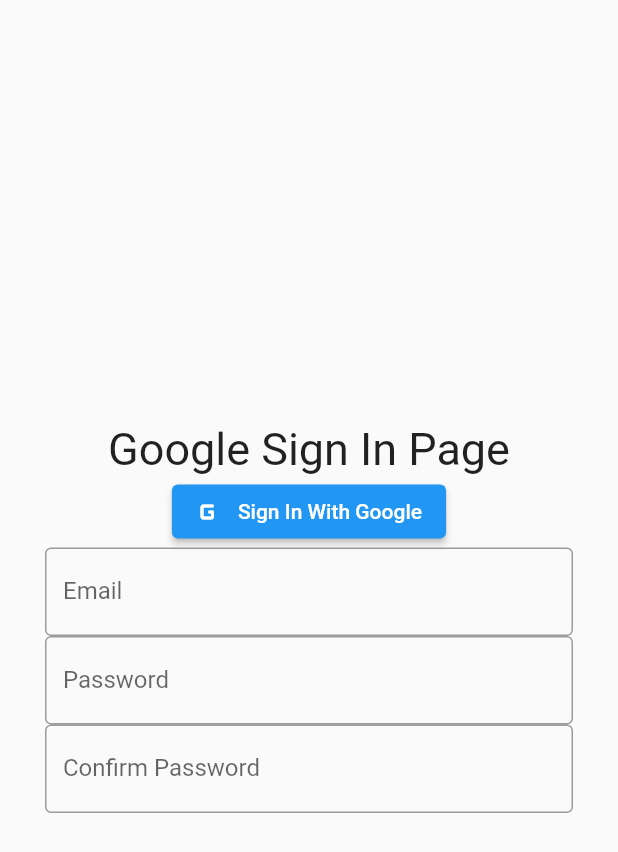
After one commit to AshnahKhalidKhan/flutter_lab_6, a Flutter app: the GoogleSignInPage screen opened directly, after a tap on "Sign In With Google", on a phone screen of 412 x 824 dp. The commit adds this screen. Shown: the top 852 px of the screen. Run offline on Flutter 3.47's test engine with Material 2 defaults, Android fonts, the phone set to English and light mode, and no system bars; our stand-ins replace firebase_auth, firebase_core, google_sign_in; accounts and stored records are empty.

Commit message:
Firebase auth, Google Sign in done

```diff
--- a/lib/Authentication.dart
+++ b/lib/Authentication.dart
@@ -81,4 +81,5 @@ class AuthService
       );
     }
   }
+
 }
--- /dev/null
+++ b/lib/GoogleSignInPage.dart
@@ -0,0 +1,210 @@
+import 'package:firebase_auth/firebase_auth.dart';
+import 'package:flutter/material.dart';
+import 'package:flutter_lab_6/Authentication.dart';
+import 'package:flutter_lab_6/FirebaseUser.dart';
+import 'package:flutter_lab_6/LoginUser.dart';
+import 'package:flutter_lab_6/Services.dart';
+// import 'package:google_sign_in/google_sign_in.dart';
+
+class GoogleSignInPage extends StatefulWidget
+{
+  const GoogleSignInPage({super.key});
+
+  @override
+  State<GoogleSignInPage> createState() => _GoogleSignInPageState();
+}
+
+class _GoogleSignInPageState extends State<GoogleSignInPage>
+{
+  final AuthService _auth = AuthService();
+  final _email = TextEditingController();
+  final _password = TextEditingController();
+
+  @override
+  void dispose()
+  {
+    // Clean up the controller when the widget is disposed.
+    _email.dispose();
+    _password.dispose();
+    super.dispose();
+  }
+
+  @override
+  Widget build(BuildContext context)
+  {
+    return Scaffold
+    (
+      body: Padding
+      (
+        padding: EdgeInsets.all(30.0),
+        child: Column
+        (
+          mainAxisAlignment: MainAxisAlignment.center,
+          crossAxisAlignment: CrossAxisAlignment.center,
+          children:
+          [
+            const Text('Google Sign In Page', style: TextStyle(fontSize: 30.0),),
+            ElevatedButton.icon
+            (
+              onPressed: () async
+              {
+                // FirebaseUser user = await _auth.register
+                // (
+                //   LoginUser
+                //   (
+                //     email: _email.text,
+                //     password: _password.text
+                //   )
+                // );
+                // if (user != null)
+                // {
+                //   Text('User Successflly registered');
+                // }
+                FirebaseService service = new FirebaseService();
+                try
+                {
+                  dynamic result = await service.signInwithGoogle();
+                  showDialog
+                  (
+                    context: context,
+                    builder: (context)
+                    {
+                      return AlertDialog
+                      (
+                        content: Text(result.code),
+                      );
+                    }
+                  );
+                }
+                catch(e)
+                {
+                  if(e is FirebaseAuthException)
+                  {
+                    showDialog
+                    (
+                      context: context,
+                      builder: (context)
+                      {
+                        return AlertDialog
+                        (
+                          content: Text(e.code),
+                        );
+                      }
+                    );
+                  }
+                }
+              },
+              icon: Icon(Icons.g_mobiledata_rounded),
+              label: Text('Sign In With Google')
+            ),
+            TextField
+            (
+              decoration: const InputDecoration
+              (
+                border: OutlineInputBorder(),
+                labelText: 'Email',
+              ),
+              controller: _email,
+            ),
+            TextField
+            (
+              obscureText: true,
+              decoration: const InputDecoration
+              (
+                border: OutlineInputBorder(),
+                labelText: 'Password',
+              ),
+              controller: _password,
+            ),
+            const TextField
+            (
+              obscureText: true,
+              decoration: InputDecoration
+              (
+                border: OutlineInputBorder(),
+                labelText: 'Confirm Password',
+              )
+            ),
+            // ElevatedButton
+            // (
+            //   child: const Text('Register'),
+            //   // onPressed: () {},
+            //   onPressed: () async
+            //   {
+            //     dynamic result = await _auth.register(LoginUser(email: _email.text, password: _password.text));
+            //     if (result.uid == null) //null means unsuccessfull authentication
+            //     {
+            //       // ignore: use_build_context_synchronously
+            //       showDialog
+            //       (
+            //         context: context,
+            //         builder: (context)
+            //         {
+            //           return AlertDialog
+            //           (
+            //             content: Text(result.code),
+            //           );
+            //         }
+            //       );
+            //     }
+            //   },
+            // ),
+          ],
+        ),
+      ),
+    );
+  }
+}
+
+// class SignInPage extends StatefulWidget
+// {
+//   const SignInPage({super.key});
+
+//   @override
+//   State<SignInPage> createState() => _SignInPageState();
+// }
+
+// class _SignInPageState extends State<SignInPage>
+// {
+//   @override
+//   Widget build(BuildContext context) {
+//     return Scaffold
+//     (
+//       body: Padding
+//       (
+//         padding: EdgeInsets.all(30.0),
+//         child: Column
+//         (
+//           mainAxisAlignment: MainAxisAlignment.center,
+//           crossAxisAlignment: CrossAxisAlignment.center,
+//           children:
+//           [
+//             const Text('SignIn Page', style: TextStyle(fontSize: 30.0),),
+//             const TextField
+//             (
+//               decoration: InputDecoration
+//               (
+//                 border: OutlineInputBorder(),
+//                 labelText: 'Email',
+//               )
+//             ),
+//             const TextField
+//             (
+//               obscureText: true,
+//               decoration: InputDecoration
+//               (
+//                 border: OutlineInputBorder(),
+//                 labelText: 'Password',
+//               )
+//             ),
+//             ElevatedButton
+//             (
+//               child: Text('Sign In'),
+//               onPressed: () {},
+//             ),
+//           ],
+//         ),
+//       ),
+//     );
+//   }
+// }
--- a/lib/Notes.txt
+++ b/lib/Notes.txt
@@ -37,3 +37,9 @@ Okay, what do we have to do, Ash:
 - LinkedIn
 - LeetCode 150 (I CAN do this)
 - FYP madness... Milestones 2 and 3
+
+Firebase Social Login
+Then Refactor Whole Code and put it into Provider
+
+
+https://petercoding.com/firebase/2021/05/24/using-google-sign-in-with-firebase-in-flutter/
--- a/lib/RegistrationPage.dart
+++ b/lib/RegistrationPage.dart
@@ -15,6 +15,15 @@ class _RegistrationPageState extends State<RegistrationPage>
   final AuthService _auth = AuthService();
   final _email = TextEditingController();
   final _password = TextEditingController();
+
+  @override
+  void dispose()
+  {
+    // Clean up the controller when the widget is disposed.
+    _email.dispose();
+    _password.dispose();
+    super.dispose();
+  }
 
   @override
   Widget build(BuildContext context)
--- /dev/null
+++ b/lib/Services.dart
@@ -0,0 +1,37 @@
+import 'package:firebase_auth/firebase_auth.dart';
+import 'package:flutter_lab_6/FirebaseUser.dart';
+import 'package:flutter_lab_6/LoginUser.dart';
+import 'package:google_sign_in/google_sign_in.dart';
+
+
+class FirebaseService
+{
+  final FirebaseAuth _auth = FirebaseAuth.instance;
+  final GoogleSignIn _googleSignIn = GoogleSignIn();
+
+  Future<String?> signInwithGoogle() async
+  {
+    try
+    {
+      final GoogleSignInAccount? googleSignInAccount = await _googleSignIn.signIn();
+      final GoogleSignInAuthentication googleSignInAuthentication = await googleSignInAccount!.authentication;
+      final AuthCredential credential = GoogleAuthProvider.credential
+      (
+        accessToken: googleSignInAuthentication.accessToken,
+        idToken: googleSignInAuthentication.idToken,
+      );
+      await _auth.signInWithCredential(credential);
+    }
+    on FirebaseAuthException catch (e)
+    {
+      print(e.message);
+      throw e;
+    }
+  }
+
+  Future<void> signOutFromGoogle() async
+  {
+    await _googleSignIn.signOut();
+    await _auth.signOut();
+  }
+}
--- a/pubspec.yaml
+++ b/pubspec.yaml
@@ -10,6 +10,7 @@ dependencies:
   cloud_firestore: ^4.12.2
   firebase_auth: ^4.12.1
   firebase_core: ^2.21.0
+  google_sign_in: ^6.1.6
   flutter:
     sdk: flutter
   provider: ^6.0.5
```
Also changed, not shown: lib/FacebookSignInPage.dart (added, +92 -0 lines), lib/main.dart (+10 -2 lines), pubspec.lock, 3 other files.
